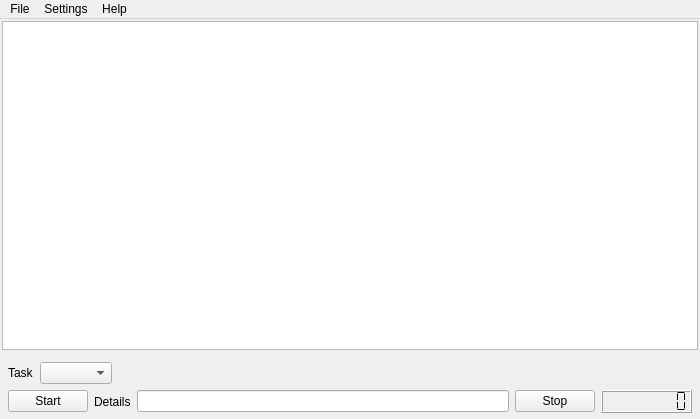
The window that data/ui/whch.ui (Patriciasc/WHCH) describes before a commit, drawn with Qt 5.
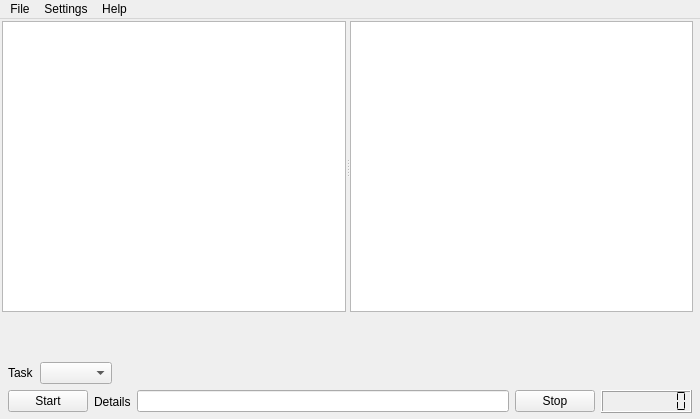
The same window after the commit. Icons and pictures are not drawn.

Commit message: Added UI for History mode.

```diff
--- a/data/ui/whch.ui
+++ b/data/ui/whch.ui
@@ -39,7 +39,22 @@
     <item>
      <layout class="QVBoxLayout" name="verticalLayout">
       <item>
+       <layout class="QHBoxLayout" name="horizontalLayout">
+        <item>
+         <widget class="QStackedWidget" name="stackedWidget">
+          <property name="currentIndex">
+           <number>1</number>
+          </property>
+          <widget class="QWidget" name="page_3">
        <widget class="QTableView" name="tableView">
+            <property name="geometry">
+             <rect>
+              <x>2</x>
+              <y>2</y>
+              <width>691</width>
+              <height>291</height>
+             </rect>
+            </property>
         <property name="frameShape">
          <enum>QFrame::StyledPanel</enum>
         </property>
@@ -71,6 +86,32 @@
          <bool>false</bool>
         </attribute>
        </widget>
+           <zorder>tableView</zorder>
+           <zorder>tableView</zorder>
+           <zorder>tableView</zorder>
+           <zorder>tableView</zorder>
+           <zorder>tableView</zorder>
+          </widget>
+          <widget class="QWidget" name="page_4">
+           <widget class="QSplitter" name="splitter">
+            <property name="geometry">
+             <rect>
+              <x>0</x>
+              <y>0</y>
+              <width>691</width>
+              <height>291</height>
+             </rect>
+            </property>
+            <property name="orientation">
+             <enum>Qt::Horizontal</enum>
+            </property>
+            <widget class="QTreeView" name="treeView"/>
+            <widget class="QTableView" name="tableView_2"/>
+           </widget>
+          </widget>
+         </widget>
+        </item>
+       </layout>
       </item>
       <item>
        <layout class="QHBoxLayout" name="horizontalLayout_2">
```
Left out of the diff: 1 changed line with no effect on the pictures. Lines whose indentation alone changed are shown as unchanged. The commit also changes 1 other file.
